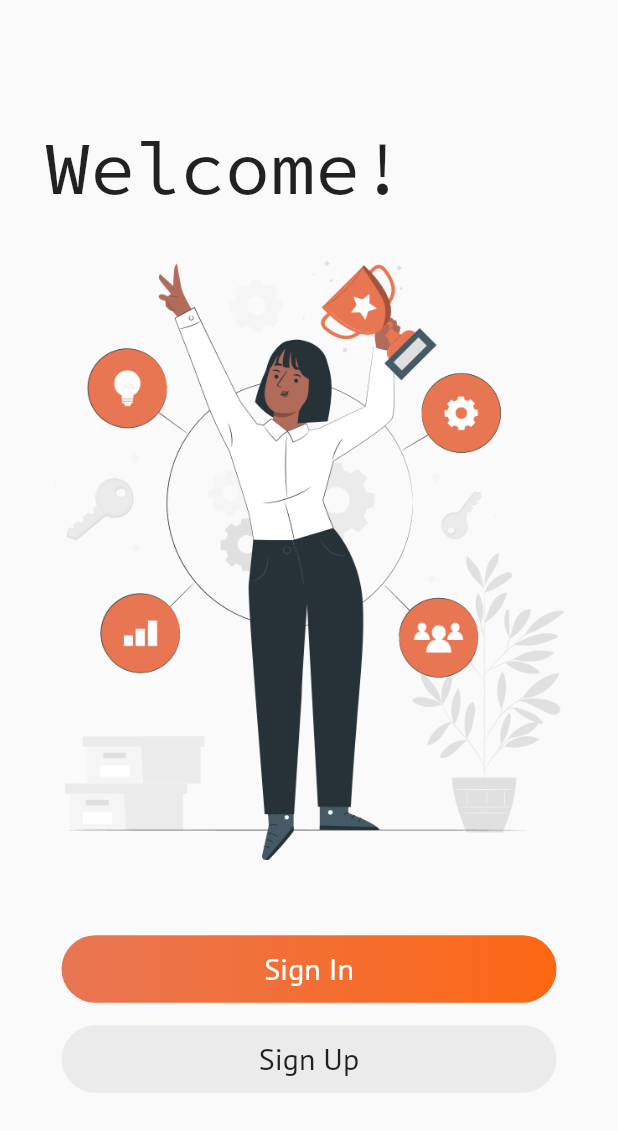
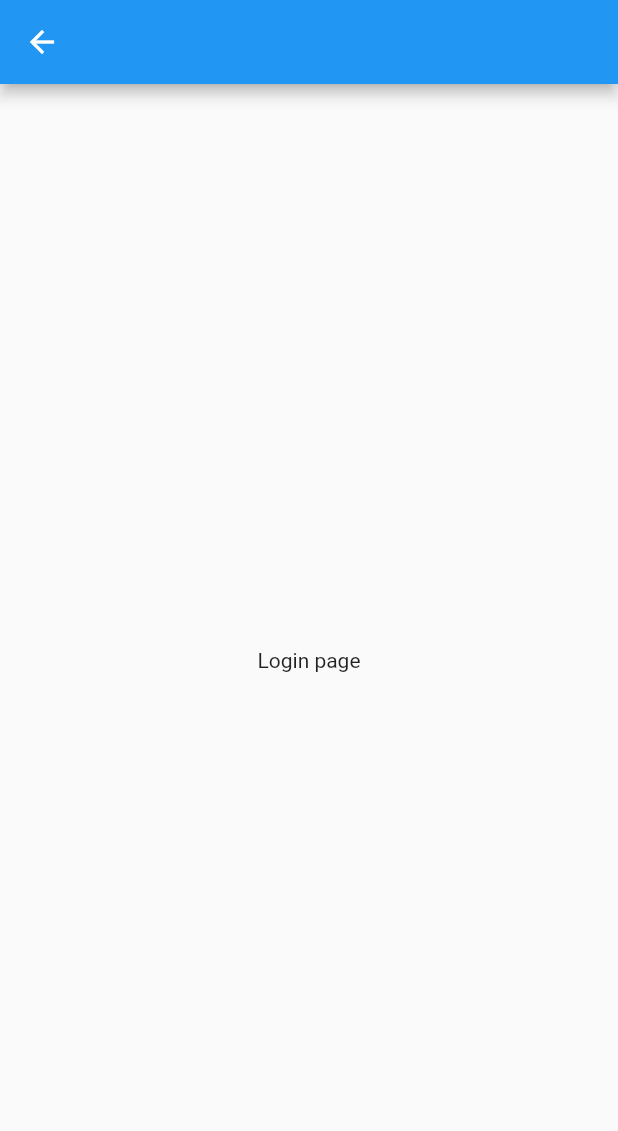
Before and after one commit to gabriel-kohler/login-page-with-clean-arch, a Flutter app: the screen it shows after launch, after a tap on "Sign In", on a phone screen of 412 x 824 dp. Shown: the top 1131 px of the screen. Run offline on Flutter 3.47's test engine with Material 2 defaults, Android fonts, the light colour scheme and no system bars; our stand-ins replace google_fonts.

Commit message:
feat(utils): routes added and login page has been created

```diff
--- a/lib/main.dart
+++ b/lib/main.dart
@@ -1,4 +1,6 @@
 import 'package:flutter/material.dart';
+import 'package:login_page_with_mobx/utils/app_routes.dart';
+import 'package:login_page_with_mobx/view/login_page.dart';
 import 'package:login_page_with_mobx/view/welcome_page.dart';
 
 void main() {
@@ -13,7 +15,10 @@ class MyApp extends StatelessWidget {
       theme: ThemeData(
         primarySwatch: Colors.blue,
       ),
-      home: WelcomePage(),
+      routes: {
+        AppRoutes.WELCOME_PAGE: (context) => WelcomePage(),
+        AppRoutes.LOGIN_PAGE: (context) => LoginPage(),
+      },
     );
   }
 }
--- /dev/null
+++ b/lib/utils/app_routes.dart
@@ -0,0 +1,4 @@
+class AppRoutes {
+  static const WELCOME_PAGE = '/';
+  static const LOGIN_PAGE = '/login-page';
+}
--- /dev/null
+++ b/lib/view/login_page.dart
@@ -0,0 +1,15 @@
+import 'package:flutter/material.dart';
+
+class LoginPage extends StatelessWidget {
+  const LoginPage({Key? key}) : super(key: key);
+
+  @override
+  Widget build(BuildContext context) {
+    return Scaffold(
+      appBar: AppBar(),
+      body: Center(
+        child: Text('Login page'),
+      ),
+    );
+  }
+}
--- a/lib/view/welcome_page.dart
+++ b/lib/view/welcome_page.dart
@@ -1,5 +1,6 @@
 import 'package:flutter/material.dart';
 import 'package:google_fonts/google_fonts.dart';
+import 'package:login_page_with_mobx/utils/app_routes.dart';
 
 class WelcomePage extends StatelessWidget {
   const WelcomePage({Key? key}) : super(key: key);
@@ -49,7 +50,7 @@ class WelcomePage extends StatelessWidget {
                 borderRadius: BorderRadius.circular(30),
               ),
               child: InkWell(
-                onTap: () {},
+                onTap: () => Navigator.of(context).pushNamed(AppRoutes.LOGIN_PAGE),
                 child: Center(
                   child: Text(
                     'Sign In',
```
